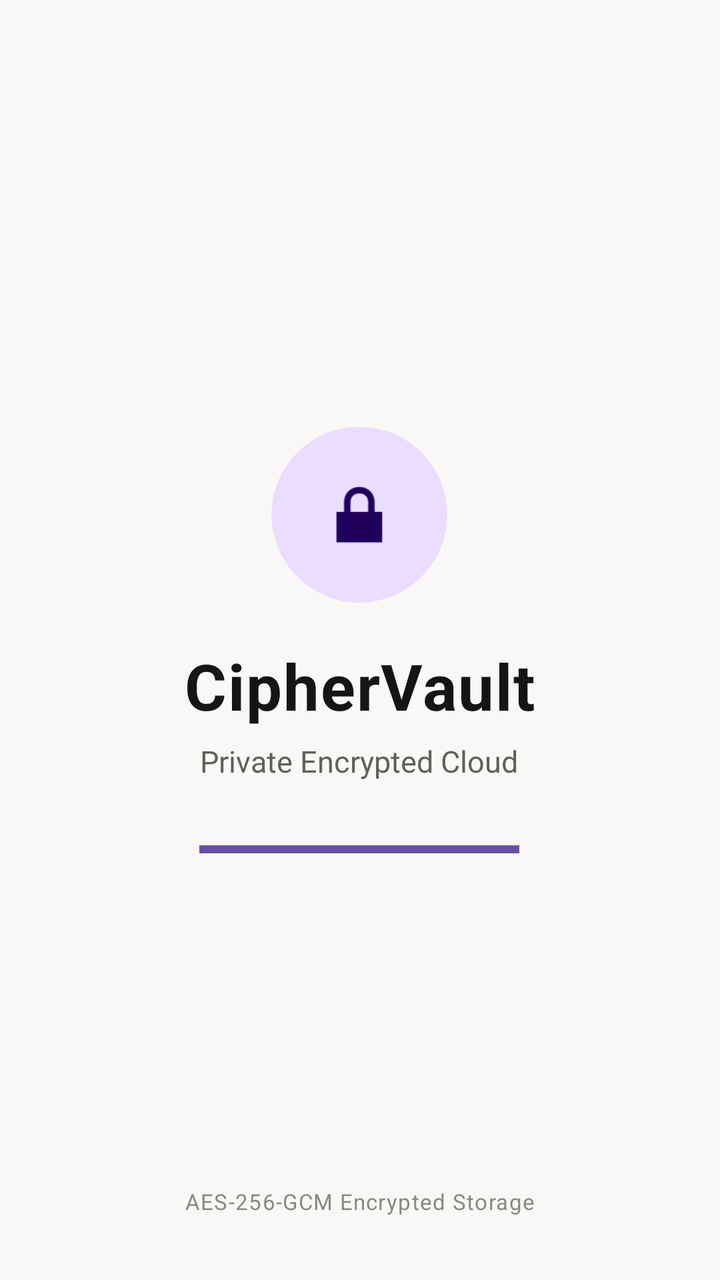
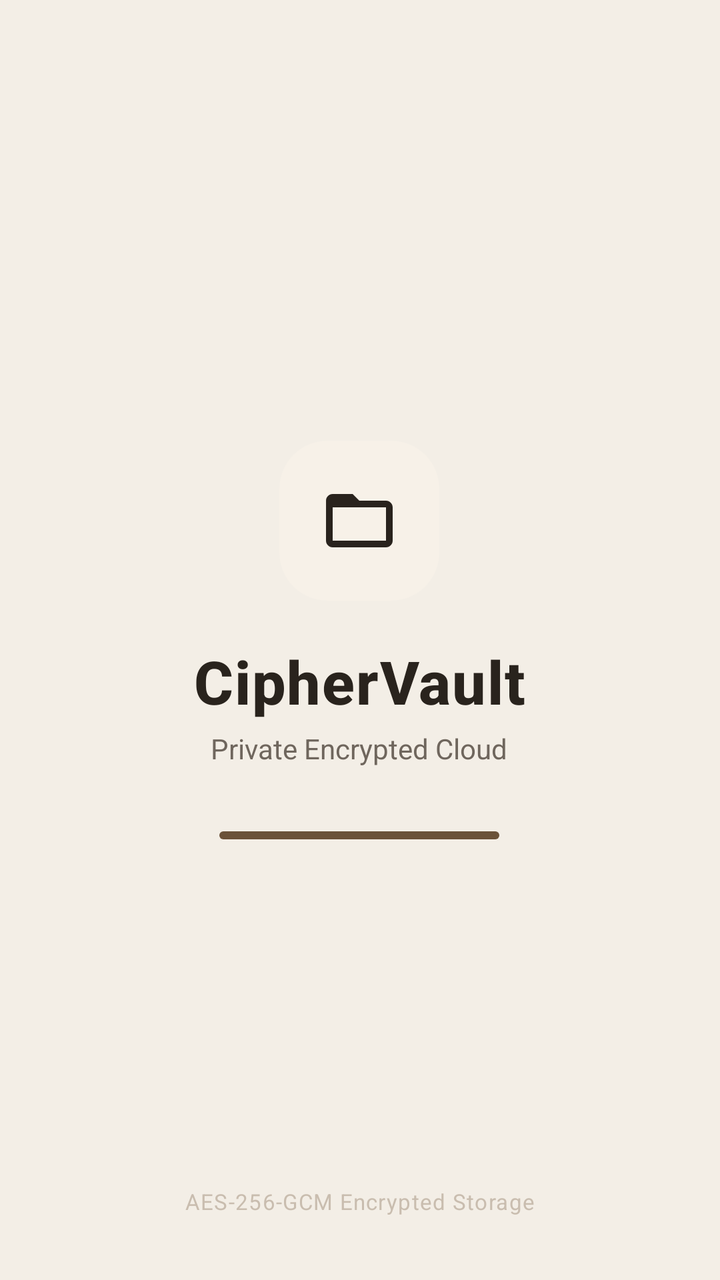

Before-and-after screenshots of an Android layout around one commit, followed by the original layout XML and the change that was made.
<!-- AndroidManifest.xml: application theme Theme.CipherVault -->
<!-- res/layout/activity_splash.xml -->
<?xml version="1.0" encoding="utf-8"?>
<FrameLayout xmlns:android="http://schemas.android.com/apk/res/android"
    xmlns:app="http://schemas.android.com/apk/res-auto"
    android:layout_width="match_parent"
    android:layout_height="match_parent"
    android:fitsSystemWindows="true"
    android:background="?attr/colorSurface">

    
    <LinearLayout
        android:layout_width="wrap_content"
        android:layout_height="wrap_content"
        android:layout_gravity="center"
        android:gravity="center_horizontal"
        android:orientation="vertical"
        android:padding="24dp">

        
        <com.google.android.material.card.MaterialCardView
            android:layout_width="88dp"
            android:layout_height="88dp"
            app:cardCornerRadius="44dp"
            app:cardElevation="0dp"
            app:strokeWidth="0dp"
            app:cardBackgroundColor="?attr/colorPrimaryContainer">

            <ImageView
                android:layout_width="44dp"
                android:layout_height="44dp"
                android:layout_gravity="center"
                android:contentDescription="CipherVault Secure Storage"
                android:src="@android:drawable/ic_lock_lock"
                app:tint="?attr/colorOnPrimaryContainer" />
        </com.google.android.material.card.MaterialCardView>

        <TextView
            android:layout_width="wrap_content"
            android:layout_height="wrap_content"
            android:layout_marginTop="20dp"
            android:text="CipherVault"
            android:textColor="?attr/colorOnSurface"
            android:textSize="32sp"
            android:textStyle="bold"
            android:letterSpacing="0.02" />

        <TextView
            android:layout_width="wrap_content"
            android:layout_height="wrap_content"
            android:layout_marginTop="6dp"
            android:text="Private Encrypted Cloud"
            android:textColor="?attr/colorOnSurfaceVariant"
            android:textSize="15sp" />

        
        <FrameLayout
            android:layout_width="160dp"
            android:layout_height="4dp"
            android:layout_marginTop="32dp"
            android:background="?attr/colorSurfaceVariant">

            <View
                android:id="@+id/loadingLine"
                android:layout_width="match_parent"
                android:layout_height="match_parent"
                android:background="?attr/colorPrimary" />
        </FrameLayout>
    </LinearLayout>

    
    <TextView
        android:layout_width="wrap_content"
        android:layout_height="wrap_content"
        android:layout_gravity="bottom|center_horizontal"
        android:layout_marginBottom="32dp"
        android:text="AES-256-GCM Encrypted Storage"
        android:textColor="?attr/colorOutline"
        android:textSize="11sp"
        android:letterSpacing="0.04" />

</FrameLayout>
<!-- resources referenced by this layout -->
<resources>
  <style name="Theme.CipherVault" parent="Theme.Material3.DayNight.NoActionBar">
          
          <item name="colorSurface">@color/md_theme_light_surface</item>
          <item name="colorOnSurface">@color/md_theme_light_onSurface</item>
          <item name="colorSurfaceVariant">@color/md_theme_light_surfaceVariant</item>
          <item name="colorOnSurfaceVariant">@color/md_theme_light_onSurfaceVariant</item>
          <item name="colorOutline">@color/md_theme_light_outline</item>
          <item name="colorOutlineVariant">@color/md_theme_light_outlineVariant</item>
  
          
          <item name="android:statusBarColor">@android:color/transparent</item>
          <item name="android:navigationBarColor">@android:color/transparent</item>
          <item name="android:windowLightStatusBar">true</item>
          <item name="android:windowLightNavigationBar" tools:targetApi="o_mr1">true</item>
      </style>
  <color name="md_theme_light_surface">#F9F8F6</color>
  <color name="md_theme_light_onSurface">#151518</color>
  <color name="md_theme_light_surfaceVariant">#E6E3DD</color>
  <color name="md_theme_light_onSurfaceVariant">#605F5A</color>
  <color name="md_theme_light_outline">#8A8882</color>
  <color name="md_theme_light_outlineVariant">#D4D0C8</color>
</resources>

<!-- the commit's change to res/layout/activity_splash.xml (unified diff, before → after) -->
@@ -17,20 +17,20 @@
 
         
         <com.google.android.material.card.MaterialCardView
-            android:layout_width="88dp"
-            android:layout_height="88dp"
-            app:cardCornerRadius="44dp"
+            android:layout_width="80dp"
+            android:layout_height="80dp"
+            app:cardCornerRadius="24dp"
             app:cardElevation="0dp"
             app:strokeWidth="0dp"
-            app:cardBackgroundColor="?attr/colorPrimaryContainer">
+            app:cardBackgroundColor="?attr/colorSecondaryContainer">
 
             <ImageView
-                android:layout_width="44dp"
-                android:layout_height="44dp"
+                android:layout_width="40dp"
+                android:layout_height="40dp"
                 android:layout_gravity="center"
                 android:contentDescription="CipherVault Secure Storage"
-                android:src="@android:drawable/ic_lock_lock"
-                app:tint="?attr/colorOnPrimaryContainer" />
+                android:src="@drawable/ic_nav_files"
+                app:tint="?attr/colorOnSecondaryContainer" />
         </com.google.android.material.card.MaterialCardView>
 
         <TextView
@@ -39,31 +39,35 @@
             android:layout_marginTop="20dp"
             android:text="CipherVault"
             android:textColor="?attr/colorOnSurface"
-            android:textSize="32sp"
+            android:textSize="30sp"
+            android:fontFamily="sans-serif-medium"
             android:textStyle="bold"
             android:letterSpacing="0.02" />
 
         <TextView
             android:layout_width="wrap_content"
             android:layout_height="wrap_content"
-            android:layout_marginTop="6dp"
+            android:layout_marginTop="4dp"
             android:text="Private Encrypted Cloud"
             android:textColor="?attr/colorOnSurfaceVariant"
-            android:textSize="15sp" />
+            android:textSize="14sp" />
 
         
-        <FrameLayout
-            android:layout_width="160dp"
+        <com.google.android.material.card.MaterialCardView
+            android:layout_width="140dp"
             android:layout_height="4dp"
             android:layout_marginTop="32dp"
-            android:background="?attr/colorSurfaceVariant">
+            app:cardCornerRadius="2dp"
+            app:cardElevation="0dp"
+            app:strokeWidth="0dp"
+            app:cardBackgroundColor="?attr/colorSurfaceContainerHigh">
 
             <View
                 android:id="@+id/loadingLine"
                 android:layout_width="match_parent"
                 android:layout_height="match_parent"
                 android:background="?attr/colorPrimary" />
-        </FrameLayout>
+        </com.google.android.material.card.MaterialCardView>
     </LinearLayout>
 
     
@@ -72,7 +76,7 @@
         android:layout_height="wrap_content"
         android:layout_gravity="bottom|center_horizontal"
         android:layout_marginBottom="32dp"
-        android:text="AES-256-GCM Encrypted Storage"
+        android:text="@string/caption_aes_gcm"
         android:textColor="?attr/colorOutline"
         android:textSize="11sp"
         android:letterSpacing="0.04" />
<!-- resource entries referenced after the edit -->
@@ -1,25 +1,93 @@
 <!-- resources referenced by this layout -->
 <resources>
+  <!-- drawable ic_nav_files (drawable) -->
+  <vector xmlns:android="http://schemas.android.com/apk/res/android"
+      android:width="24dp"
+      android:height="24dp"
+      android:viewportWidth="24"
+      android:viewportHeight="24">
+    <path
+        android:fillColor="@android:color/white"
+        android:pathData="M20,6h-8l-2,-2H4C2.9,4 2.01,4.9 2.01,6L2,18c0,1.1 0.9,2 2,2h16c1.1,0 2,-0.9 2,-2V8c0,-1.1 -0.9,-2 -2,-2zM20,18H4V8h16v10z"/>
+  </vector>
+  <string name="caption_aes_gcm">AES-256-GCM Encrypted Storage</string>
   <style name="Theme.CipherVault" parent="Theme.Material3.DayNight.NoActionBar">
           
-          <item name="colorSurface">@color/md_theme_light_surface</item>
-          <item name="colorOnSurface">@color/md_theme_light_onSurface</item>
-          <item name="colorSurfaceVariant">@color/md_theme_light_surfaceVariant</item>
-          <item name="colorOnSurfaceVariant">@color/md_theme_light_onSurfaceVariant</item>
-          <item name="colorOutline">@color/md_theme_light_outline</item>
-          <item name="colorOutlineVariant">@color/md_theme_light_outlineVariant</item>
+          <item name="colorPrimary">@color/cv_light_primary_brown</item>
+          <item name="colorOnPrimary">@color/cv_light_surface</item>
+          <item name="colorPrimaryContainer">@color/cv_light_surface_container</item>
+          <item name="colorOnPrimaryContainer">@color/cv_light_text_primary</item>
+  
+          <item name="colorSecondary">@color/cv_light_caramel</item>
+          <item name="colorOnSecondary">@color/cv_light_surface</item>
+          <item name="colorSecondaryContainer">@color/cv_light_surface_elevated</item>
+          <item name="colorOnSecondaryContainer">@color/cv_light_text_primary</item>
+  
+          
+          <item name="android:colorBackground">@color/cv_light_bg</item>
+          <item name="colorSurface">@color/cv_light_bg</item>
+          <item name="colorOnSurface">@color/cv_light_text_primary</item>
+          <item name="colorSurfaceVariant">@color/cv_light_surface_container</item>
+          <item name="colorOnSurfaceVariant">@color/cv_light_text_secondary</item>
+          <item name="colorSurfaceContainer">@color/cv_light_surface</item>
+          <item name="colorSurfaceContainerLow">@color/cv_light_surface_container</item>
+          <item name="colorSurfaceContainerHigh">@color/cv_light_surface_elevated</item>
+          <item name="colorSurfaceContainerHighest">@color/cv_light_surface_container</item>
+  
+          
+          <item name="colorOutline">@color/cv_light_outline</item>
+          <item name="colorOutlineVariant">@color/cv_light_outline_variant</item>
+  
+          
+          <item name="colorError">@color/status_error</item>
+          <item name="colorOnError">#FFFFFF</item>
+          <item name="colorErrorContainer">@color/status_error_container</item>
   
           
           <item name="android:statusBarColor">@android:color/transparent</item>
           <item name="android:navigationBarColor">@android:color/transparent</item>
           <item name="android:windowLightStatusBar">true</item>
           <item name="android:windowLightNavigationBar" tools:targetApi="o_mr1">true</item>
+  
+          
+          <item name="shapeAppearanceSmallComponent">@style/ShapeAppearance.CipherVault.Small</item>
+          <item name="shapeAppearanceMediumComponent">@style/ShapeAppearance.CipherVault.Medium</item>
+          <item name="shapeAppearanceLargeComponent">@style/ShapeAppearance.CipherVault.Large</item>
+          <item name="bottomSheetDialogTheme">@style/Theme.CipherVault.BottomSheetDialog</item>
       </style>
-  <color name="md_theme_light_surface">#F9F8F6</color>
-  <color name="md_theme_light_onSurface">#151518</color>
-  <color name="md_theme_light_surfaceVariant">#E6E3DD</color>
-  <color name="md_theme_light_onSurfaceVariant">#605F5A</color>
-  <color name="md_theme_light_outline">#8A8882</color>
-  <color name="md_theme_light_outlineVariant">#D4D0C8</color>
+  <color name="cv_light_primary_brown">#6B5239</color>
+  <color name="cv_light_surface">#FFFDF9</color>
+  <color name="cv_light_surface_container">#EAE1D5</color>
+  <color name="cv_light_text_primary">#29231D</color>
+  <color name="cv_light_caramel">#A68157</color>
+  <color name="cv_light_surface_elevated">#F7F1E8</color>
+  <color name="cv_light_bg">#F3EEE6</color>
+  <color name="cv_light_text_secondary">#6F665D</color>
+  <color name="cv_light_outline">#C9BDAF</color>
+  <color name="cv_light_outline_variant">#DDD3C5</color>
+  <color name="status_error">#EF4444</color>
+  <color name="status_error_container">#3D1515</color>
+  <style name="ShapeAppearance.CipherVault.Small" parent="ShapeAppearance.Material3.Corner.Small">
+          <item name="cornerSize">14dp</item>
+      </style>
+  <style name="ShapeAppearance.CipherVault.Medium" parent="ShapeAppearance.Material3.Corner.Medium">
+          <item name="cornerSize">20dp</item>
+      </style>
+  <style name="ShapeAppearance.CipherVault.Large" parent="ShapeAppearance.Material3.Corner.Large">
+          <item name="cornerSize">26dp</item>
+      </style>
+  <style name="Theme.CipherVault.BottomSheetDialog" parent="ThemeOverlay.Material3.BottomSheetDialog">
+          <item name="bottomSheetStyle">@style/Widget.CipherVault.BottomSheet</item>
+      </style>
+  <style name="Widget.CipherVault.BottomSheet" parent="Widget.Material3.BottomSheet">
+          <item name="shapeAppearance">@style/ShapeAppearance.CipherVault.BottomSheet</item>
+          <item name="backgroundTint">@color/cv_light_surface</item>
+      </style>
+  <style name="ShapeAppearance.CipherVault.BottomSheet" parent="ShapeAppearance.Material3.Corner.Large">
+          <item name="cornerSizeTopLeft">28dp</item>
+          <item name="cornerSizeTopRight">28dp</item>
+          <item name="cornerSizeBottomLeft">0dp</item>
+          <item name="cornerSizeBottomRight">0dp</item>
+      </style>
 </resources>
 
